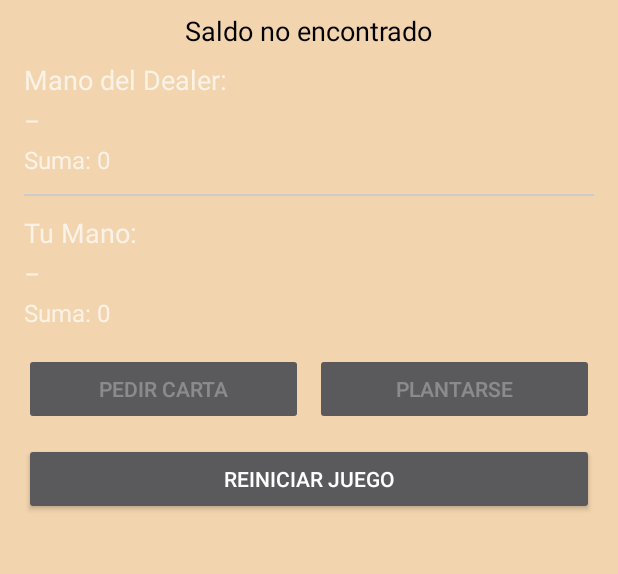
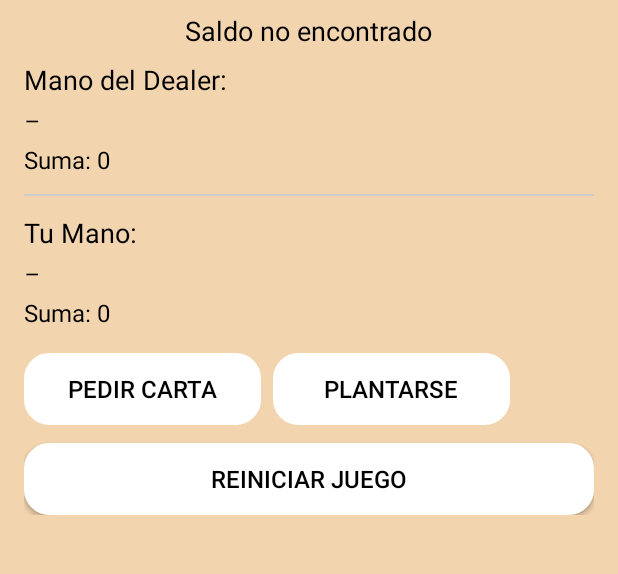
Before and after one commit to EliazarAS7/BetStream, an Android app built with Jetpack Compose: the BlackjackActivity screen opened directly, with no data from a screen before it, on a phone screen of 412 x 824 dp, the part 468-1042 px from its top. Run offline under Robolectric (Android 15) with nearby library versions, the phone set to English and light mode, and no system bars; our stand-ins replace Firebase (no records; nobody signed in at launch, a user with empty details on screens opened directly).

Commit message:
ajustes finales

```diff
--- a/app/src/main/res/layout/activity_blackjack.xml
+++ b/app/src/main/res/layout/activity_blackjack.xml
@@ -58,7 +58,8 @@
                 android:layout_height="wrap_content"
                 android:text="Mano del Dealer:"
                 android:textSize="18sp"
-                android:layout_marginTop="8dp"/>
+                android:layout_marginTop="8dp"
+                android:textColor="@color/black" />
 
             <TextView
                 android:id="@+id/tvDealerCards"
@@ -66,7 +67,8 @@
                 android:layout_height="wrap_content"
                 android:text="–"
                 android:textSize="16sp"
-                android:layout_marginTop="4dp"/>
+                android:layout_marginTop="4dp"
+                android:textColor="@color/black"/>
 
             <TextView
                 android:id="@+id/tvDealerSum"
@@ -74,7 +76,8 @@
                 android:layout_height="wrap_content"
                 android:text="Suma: 0"
                 android:textSize="16sp"
-                android:layout_marginTop="4dp"/>
+                android:layout_marginTop="4dp"
+                android:textColor="@color/black"/>
 
             <View
                 android:layout_width="match_parent"
@@ -88,7 +91,8 @@
                 android:layout_width="wrap_content"
                 android:layout_height="wrap_content"
                 android:text="Tu Mano:"
-                android:textSize="18sp"/>
+                android:textSize="18sp"
+                android:textColor="@color/black"/>
 
             <TextView
                 android:id="@+id/tvPlayerCards"
@@ -96,7 +100,8 @@
                 android:layout_height="wrap_content"
                 android:text="–"
                 android:textSize="16sp"
-                android:layout_marginTop="4dp"/>
+                android:layout_marginTop="4dp"
+                android:textColor="@color/black"/>
 
             <TextView
                 android:id="@+id/tvPlayerSum"
@@ -104,7 +109,8 @@
                 android:layout_height="wrap_content"
                 android:text="Suma: 0"
                 android:textSize="16sp"
-                android:layout_marginTop="4dp"/>
+                android:layout_marginTop="4dp"
+                android:textColor="@color/black"/>
 
             <!-- Botones Hit / Stand -->
             <LinearLayout
@@ -115,18 +121,22 @@
 
                 <Button
                     android:id="@+id/btnHit"
-                    android:layout_width="0dp"
+                    android:layout_width="158dp"
                     android:layout_height="wrap_content"
-                    android:layout_weight="1"
-                    android:text="Pedir Carta"/>
+                    android:background="@drawable/button_background"
+                    android:text="Pedir Carta"
+                    android:textColor="@color/black"
+                    android:textSize="16sp"/>
 
                 <Button
                     android:id="@+id/btnStand"
-                    android:layout_width="0dp"
+                    android:layout_width="158dp"
                     android:layout_height="wrap_content"
-                    android:layout_weight="1"
                     android:layout_marginStart="8dp"
-                    android:text="Plantarse"/>
+                    android:background="@drawable/button_background"
+                    android:text="Plantarse"
+                    android:textColor="@color/black"
+                    android:textSize="16sp"/>
 
             </LinearLayout>
 
@@ -135,8 +145,11 @@
                 android:id="@+id/btnRestart"
                 android:layout_width="match_parent"
                 android:layout_height="wrap_content"
+                android:layout_marginTop="12dp"
+                android:background="@drawable/button_background"
                 android:text="Reiniciar Juego"
-                android:layout_marginTop="12dp"/>
+                android:textColor="@color/black"
+                android:textSize="16sp"/>
 
         </LinearLayout>
     </ScrollView>
--- a/app/src/main/res/layout/activity_mainpage.xml
+++ b/app/src/main/res/layout/activity_mainpage.xml
@@ -36,8 +36,8 @@
         android:layout_width="158dp"
         android:layout_height="wrap_content"
         android:layout_marginBottom="100dp"
+        android:text="crear cuenta"
         android:background="@drawable/button_background"
-        android:text="crear cuenta"
         android:textColor="@color/black"
         android:textSize="16sp" />
 
```
Also changed, not shown: app/src/main/res/layout/activity_ruleta.xml (+12 -5 lines).
